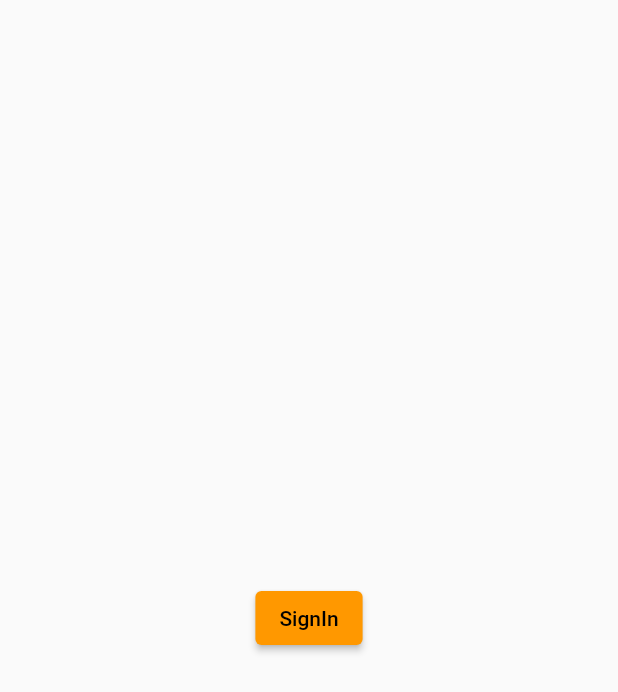
After one commit to ghackg11/easyupi, a Flutter app: the screen it shows after launch, after a tap on "SignIn", on a phone screen of 412 x 824 dp. The commit adds this screen. Shown: the top 692 px of the screen. Run offline on Flutter 3.47's test engine with Material 2 defaults, Android fonts, the phone set to English and light mode, and no system bars; our stand-ins replace cloud_firestore, contacts_service, firebase_auth, firebase_core, font_awesome_flutter, get and 4 more; missing offline and left inert: upi_pay; accounts and stored records are empty; network calls fail; key blocks and very long unbroken strings in the code were emptied for the run.

Commit message:
auth done

```diff
--- a/lib/Components/home_page_section1.dart
+++ b/lib/Components/home_page_section1.dart
@@ -1,4 +1,5 @@
 import 'package:easyupi/Screens/amount_entering_screen.dart';
+import 'package:firebase_auth/firebase_auth.dart';
 import 'package:flutter/cupertino.dart';
 import 'package:flutter/material.dart';
 import 'package:font_awesome_flutter/font_awesome_flutter.dart';
@@ -24,7 +25,7 @@ Row HomePageSection1() {
           child: Column(
         children: [
           Text(
-            'Welcome Back, User',
+            'Welcome Back, ${FirebaseAuth.instance.currentUser!.displayName.toString()}',
             style: GoogleFonts.montserrat(color: Colors.white, fontSize: 40),
           ),
           SizedBox(
--- /dev/null
+++ b/lib/Screens/auth_screen.dart
@@ -0,0 +1,45 @@
+import 'package:easyupi/Screens/phone_number_entering_screen.dart';
+import 'package:easyupi/main.dart';
+import 'package:firebase_auth/firebase_auth.dart';
+import 'package:flutter/material.dart';
+import 'package:get/get.dart';
+import 'package:google_sign_in/google_sign_in.dart';
+
+class AuthScreen extends StatelessWidget {
+  const AuthScreen({Key? key}) : super(key: key);
+
+  @override
+  Widget build(BuildContext context) {
+    return Material(child: Container(
+
+      child: Center(
+        child: ElevatedButton(
+          child: Text('SignIn'),
+          onPressed: () async{
+
+
+              // Trigger the authentication flow
+              final GoogleSignInAccount? googleUser = await GoogleSignIn().signIn();
+
+              // Obtain the auth details from the request
+              final GoogleSignInAuthentication? googleAuth = await googleUser?.authentication;
+
+              // Create a new credential
+              final credential = GoogleAuthProvider.credential(
+                accessToken: googleAuth?.accessToken,
+                idToken: googleAuth?.idToken,
+              );
+
+              // Once signed in, return the UserCredential
+              await FirebaseAuth.instance.signInWithCredential(credential);
+
+              Get.off(PhoneNumberEnteringScreen());
+
+
+          },
+        ),
+      ),
+
+    ),);
+  }
+}
--- a/lib/main.dart
+++ b/lib/main.dart
@@ -1,5 +1,8 @@
 import 'package:easyupi/DataController/recents_controller.dart';
+import 'package:easyupi/Screens/auth_screen.dart';
 import 'package:easyupi/constants.dart';
+import 'package:firebase_auth/firebase_auth.dart';
+import 'package:firebase_core/firebase_core.dart';
 import 'package:flutter/cupertino.dart';
 import 'package:flutter/material.dart';
 import 'package:font_awesome_flutter/font_awesome_flutter.dart';
@@ -11,7 +14,9 @@ import 'Components/home_page_section1.dart';
 import 'Components/home_page_section2.dart';
 import 'Components/home_page_section3.dart';
 
-void main() {
+void main() async{
+  WidgetsFlutterBinding.ensureInitialized();
+  await Firebase.initializeApp();
   runApp(const MyApp());
 }
 
@@ -36,7 +41,7 @@ class MyApp extends StatelessWidget {
         theme: ThemeData(
           primarySwatch: Colors.orange,
         ),
-        home: MyHomePage(),
+        home: FirebaseAuth.instance.currentUser==null? AuthScreen(): MyHomePage(),
       ),
     );
   }
--- a/pubspec.yaml
+++ b/pubspec.yaml
@@ -41,6 +41,10 @@ dependencies:
   contacts_service: ^0.6.3
   permission_handler:
   upi_pay:
+  firebase_core:
+  firebase_auth:
+  google_sign_in:
+  cloud_firestore:
 
 dev_dependencies:
   flutter_test:
```
Also changed, not shown: lib/Screens/phone_number_entering_screen.dart (added, +47 -0 lines), pubspec.lock, 3 other files.
